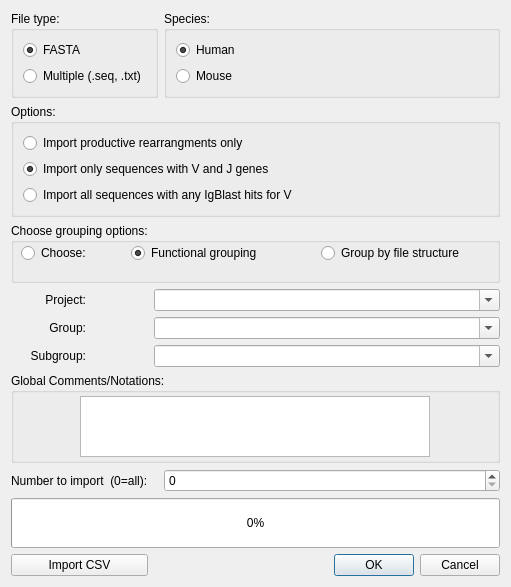
Above: Import_Dialogue.ui from WilsonImmunologyLab/VGenes before the change. Below: the same form after it.
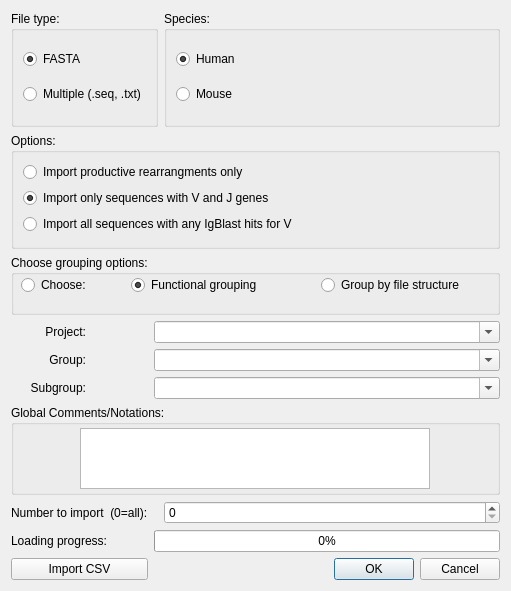
That is the form after the change.

Commit message: improve loading records

The edit to the form file:
```diff
--- a/Import_Dialogue.ui
+++ b/Import_Dialogue.ui
@@ -7,7 +7,7 @@
     <x>0</x>
     <y>0</y>
     <width>511</width>
-    <height>552</height>
+    <height>591</height>
    </rect>
   </property>
   <property name="maximumSize">
@@ -26,19 +26,13 @@
    <string>Choose options for sequence import</string>
   </property>
   <layout class="QGridLayout" name="gridLayout">
-   <item row="8" column="2">
-    <widget class="QSpinBox" name="MaxImport">
-     <property name="minimumSize">
-      <size>
-       <width>200</width>
-       <height>0</height>
-      </size>
+   <item row="9" column="0">
+    <widget class="QLabel" name="labelpct">
+     <property name="enabled">
+      <bool>true</bool>
      </property>
-     <property name="maximum">
-      <number>100000000</number>
-     </property>
-     <property name="singleStep">
-      <number>100</number>
+     <property name="text">
+      <string>Loading progress:</string>
      </property>
     </widget>
    </item>
@@ -349,7 +343,7 @@
      </property>
     </widget>
    </item>
-   <item row="10" column="0">
+   <item row="11" column="0">
     <widget class="QPushButton" name="btnImportOldVGenes">
      <property name="toolTip">
       <string>This function imports a comma separated values (CSV) file formatted as Project, Group, Subgroup, Name, Sequence</string>
@@ -359,7 +353,7 @@
      </property>
     </widget>
    </item>
-   <item row="10" column="2">
+   <item row="11" column="2">
     <widget class="QDialogButtonBox" name="buttonBox">
      <property name="standardButtons">
       <set>QDialogButtonBox::Cancel|QDialogButtonBox::Ok</set>
@@ -441,12 +435,40 @@
      </layout>
     </widget>
    </item>
-   <item row="9" column="0" colspan="3">
+   <item row="8" column="2">
+    <widget class="QSpinBox" name="MaxImport">
+     <property name="minimumSize">
+      <size>
+       <width>200</width>
+       <height>0</height>
+      </size>
+     </property>
+     <property name="maximum">
+      <number>100000000</number>
+     </property>
+     <property name="singleStep">
+      <number>100</number>
+     </property>
+    </widget>
+   </item>
+   <item row="9" column="1" colspan="2">
     <widget class="QProgressBar" name="progressBar">
+     <property name="sizePolicy">
+      <sizepolicy hsizetype="Expanding" vsizetype="Fixed">
+       <horstretch>0</horstretch>
+       <verstretch>20</verstretch>
+      </sizepolicy>
+     </property>
      <property name="minimumSize">
       <size>
        <width>50</width>
-       <height>50</height>
+       <height>20</height>
+      </size>
+     </property>
+     <property name="sizeIncrement">
+      <size>
+       <width>0</width>
+       <height>0</height>
       </size>
      </property>
      <property name="baseSize">
@@ -455,12 +477,27 @@
        <height>0</height>
       </size>
      </property>
+     <property name="toolTip">
+      <string/>
+     </property>
+     <property name="autoFillBackground">
+      <bool>true</bool>
+     </property>
      <property name="value">
       <number>0</number>
      </property>
+     <property name="textVisible">
+      <bool>true</bool>
+     </property>
+     <property name="orientation">
+      <enum>Qt::Horizontal</enum>
+     </property>
      <property name="invertedAppearance">
       <bool>false</bool>
      </property>
+     <property name="textDirection">
+      <enum>QProgressBar::BottomToTop</enum>
+     </property>
     </widget>
    </item>
   </layout>
```
Left out of the diff: 2 changed lines with no effect on the pictures. The commit also changes 8 other files.
